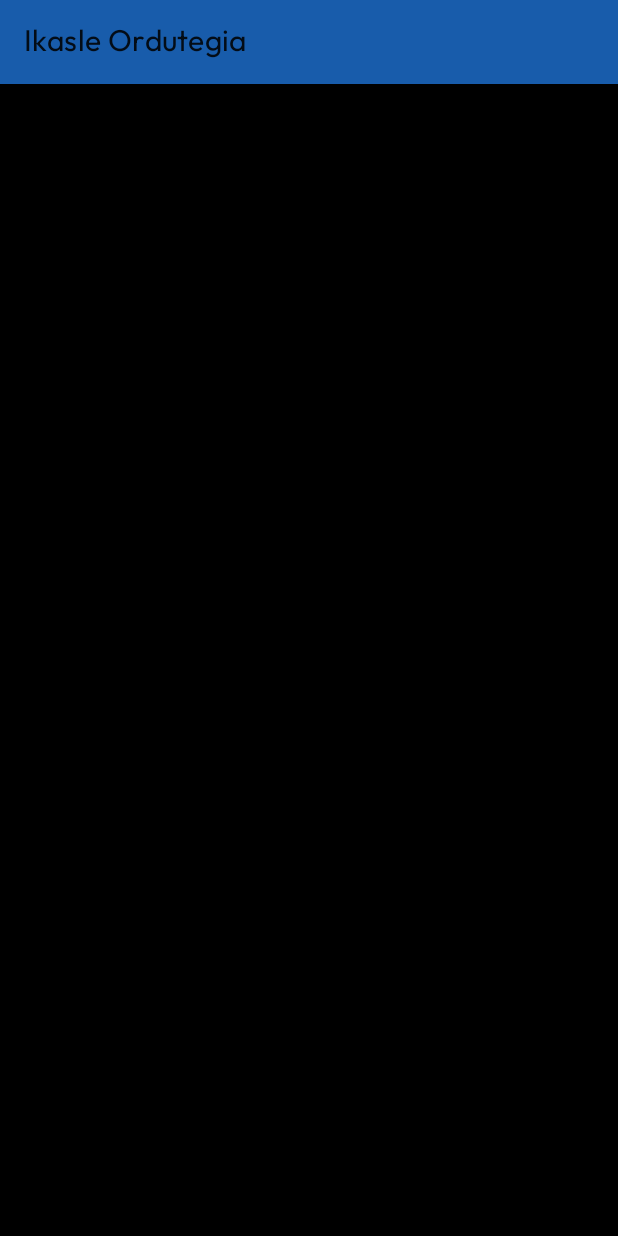
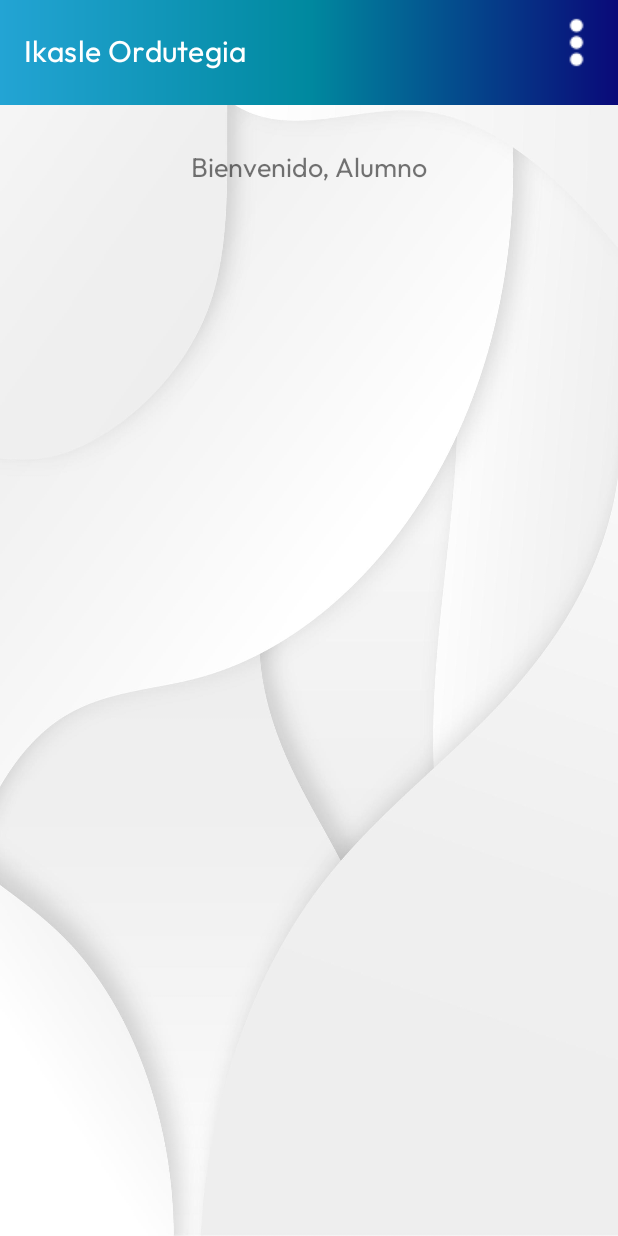
Before and after one commit to ikermelero57/E2_T5_MOB, an Android app: the IkasleActivity screen opened directly, with no data from a screen before it, on a phone screen of 412 x 824 dp. Run offline under Robolectric (Android 15) with nearby library versions, the phone set to English and light mode, and no system bars; 2 statements that could not run were skipped.

Commit message:
perfil ikasle/ ikasle ordutegi

```diff
--- a/app/src/main/AndroidManifest.xml
+++ b/app/src/main/AndroidManifest.xml
@@ -27,5 +27,6 @@
         <activity android:name="com.example.model.IkasleActivity"/>
         <activity android:name="com.example.model.IrakasleActivity"/>
         <activity android:name="com.example.model.ProfilaActivity"/>
+        <activity android:name="com.example.model.ProfilaIkasleActivity"/>
     </application>
 </manifest>
--- /dev/null
+++ b/app/src/main/res/layout/activity_bilerak.xml
@@ -0,0 +1,6 @@
+<?xml version="1.0" encoding="utf-8"?>
+<androidx.constraintlayout.widget.ConstraintLayout xmlns:android="http://schemas.android.com/apk/res/android"
+    android:layout_width="match_parent"
+    android:layout_height="match_parent">
+
+</androidx.constraintlayout.widget.ConstraintLayout>
--- a/app/src/main/res/layout/activity_ikasle.xml
+++ b/app/src/main/res/layout/activity_ikasle.xml
@@ -4,80 +4,79 @@
     xmlns:tools="http://schemas.android.com/tools"
     android:layout_width="match_parent"
     android:layout_height="match_parent"
-    tools:context=".IkasleActivity">
+    android:background="@drawable/fondo"
+    tools:context="com.example.model.IkasleActivity">
 
     <!-- Toolbar -->
-    <androidx.appcompat.widget.Toolbar
-        android:id="@+id/toolbar"
-        android:layout_width="0dp"
-        android:layout_height="wrap_content"
-        app:layout_constraintTop_toTopOf="parent"
-        app:layout_constraintLeft_toLeftOf="parent"
-        app:layout_constraintRight_toRightOf="parent"
-        android:title="Horario del Alumno"
-        android:background="?attr/colorPrimary" />
+    <include layout="@layout/toolbar" />
 
     <!-- Texto de bienvenida -->
     <TextView
         android:id="@+id/welcomeTextView"
         android:layout_width="wrap_content"
         android:layout_height="wrap_content"
+        android:layout_marginTop="100dp"
+        android:gravity="center"
         android:text="Bienvenido, Alumno"
         android:textSize="18sp"
-        android:layout_marginTop="16dp"
-        app:layout_constraintTop_toBottomOf="@+id/toolbar"
         app:layout_constraintLeft_toLeftOf="parent"
         app:layout_constraintRight_toRightOf="parent"
-        android:gravity="center" />
+        app:layout_constraintTop_toTopOf="parent" />
+
+    <!-- ScrollView para hacer scroll -->
+    <ScrollView
+        android:layout_width="0dp"
+        android:layout_height="0dp"
+        android:layout_marginTop="16dp"
+        app:layout_constraintTop_toBottomOf="@+id/welcomeTextView"
+        app:layout_constraintBottom_toBottomOf="parent"
+        app:layout_constraintLeft_toLeftOf="parent"
+        app:layout_constraintRight_toRightOf="parent">
+
+        <!-- LinearLayout para organizar las tablas verticalmente -->
+        <LinearLayout
+            android:layout_width="match_parent"
+            android:layout_height="wrap_content"
+            android:orientation="vertical"
+            android:padding="16dp"
+            android:layout_marginStart="16dp"
+            android:layout_marginEnd="16dp"
+            android:layout_marginBottom="16dp"> <!-- Margen inferior -->
 
         <!-- Tabla para el Lunes -->
         <TableLayout
             android:id="@+id/tablaLunes"
-        android:layout_width="0dp"
+            android:layout_width="match_parent"
             android:layout_height="wrap_content"
-        android:layout_marginTop="16dp"
-        app:layout_constraintTop_toBottomOf="@+id/welcomeTextView"
-        app:layout_constraintLeft_toLeftOf="parent"
-        app:layout_constraintRight_toRightOf="parent" />
+            android:layout_marginBottom="16dp" />
 
         <!-- Tabla para el Martes -->
         <TableLayout
             android:id="@+id/tablaMartes"
-        android:layout_width="0dp"
+            android:layout_width="match_parent"
             android:layout_height="wrap_content"
-        android:layout_marginTop="16dp"
-        app:layout_constraintTop_toBottomOf="@+id/tablaLunes"
-        app:layout_constraintLeft_toLeftOf="parent"
-        app:layout_constraintRight_toRightOf="parent" />
+            android:layout_marginBottom="16dp" />
 
         <!-- Tabla para el Miércoles -->
         <TableLayout
             android:id="@+id/tablaMiercoles"
-        android:layout_width="0dp"
+            android:layout_width="match_parent"
             android:layout_height="wrap_content"
-        android:layout_marginTop="16dp"
-        app:layout_constraintTop_toBottomOf="@+id/tablaMartes"
-        app:layout_constraintLeft_toLeftOf="parent"
-        app:layout_constraintRight_toRightOf="parent" />
+            android:layout_marginBottom="16dp" />
 
         <!-- Tabla para el Jueves -->
         <TableLayout
             android:id="@+id/tablaJueves"
-        android:layout_width="0dp"
+            android:layout_width="match_parent"
             android:layout_height="wrap_content"
-        android:layout_marginTop="16dp"
-        app:layout_constraintTop_toBottomOf="@+id/tablaMiercoles"
-        app:layout_constraintLeft_toLeftOf="parent"
-        app:layout_constraintRight_toRightOf="parent" />
+            android:layout_marginBottom="16dp" />
 
         <!-- Tabla para el Viernes -->
         <TableLayout
             android:id="@+id/tablaViernes"
-        android:layout_width="0dp"
+            android:layout_width="match_parent"
             android:layout_height="wrap_content"
-        android:layout_marginTop="16dp"
-        app:layout_constraintTop_toBottomOf="@+id/tablaJueves"
-        app:layout_constraintLeft_toLeftOf="parent"
-        app:layout_constraintRight_toRightOf="parent" />
-
+            android:layout_marginBottom="16dp" />
+    </LinearLayout>
+</ScrollView>
     </androidx.constraintlayout.widget.ConstraintLayout>
--- /dev/null
+++ b/app/src/main/res/layout/activity_profila_ikasle.xml
@@ -0,0 +1,6 @@
+<?xml version="1.0" encoding="utf-8"?>
+<androidx.constraintlayout.widget.ConstraintLayout xmlns:android="http://schemas.android.com/apk/res/android"
+    android:layout_width="match_parent"
+    android:layout_height="match_parent">
+
+</androidx.constraintlayout.widget.ConstraintLayout>
--- /dev/null
+++ b/app/src/main/res/menu/menu_ikasle.xml
@@ -0,0 +1,16 @@
+<menu xmlns:android="http://schemas.android.com/apk/res/android"
+    xmlns:app="http://schemas.android.com/apk/res-auto">
+
+    <!-- Opción PERFIL -->
+    <item
+        android:id="@+id/itemPerfil"
+        android:title="@string/profila_ikasle"
+        app:showAsAction="never" />
+
+    <!-- Opción IRAKASLE ORDUTEGIA -->
+    <item
+        android:id="@+id/itemBilerak"
+        android:title="@string/ikasle_bilerak"
+        app:showAsAction="never" />
+
+</menu>
--- a/app/src/main/res/values/strings.xml
+++ b/app/src/main/res/values/strings.xml
@@ -16,6 +16,8 @@
     <string name="irakasle_option">Irakasle</string>
     <string name="salir_option">Irten</string>
 
-
+    <!-- Profila ikasle -->
+    <string name="profila_ikasle">Profila</string>
+    <string name="ikasle_bilerak">Irakasle Ordutegia</string>
 
 </resources>
```
Also changed, not shown: app/src/main/java/com/example/model/BilerakActivity.java (added, +14 -0 lines), app/src/main/java/com/example/model/IkasleActivity.java (+72 -11 lines), app/src/main/java/com/example/model/ProfilaActivity.java (+19 -1 lines), app/src/main/java/com/example/model/ProfilaIkasleActivity.java (added, +14 -0 lines), app/src/main/res/layout/activity_profila.xml (+11 -0 lines), 1 other file. Lines whose indentation alone changed are shown as unchanged.
